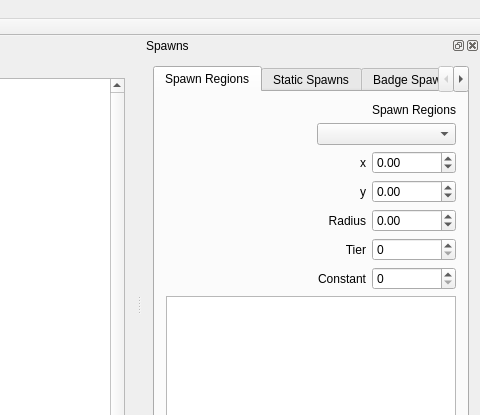
Before: the Qt Designer form WorldSpawnerTool/mainwindow.ui in TheAnswer/Tools, drawn with Qt 5; both pictures show x 460 to 940 and y 0 to 415 of the 940 by 593 pixel window.
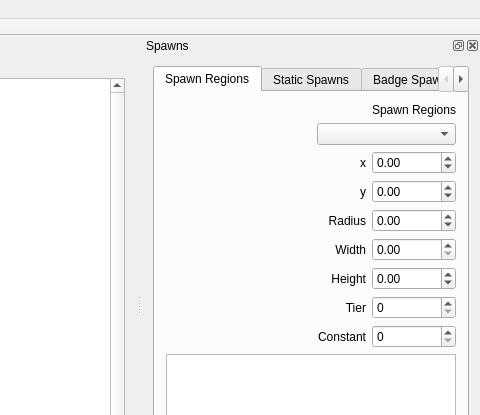
After: the same form once the commit is applied. The open tabs and pages were chosen to show the change. Icons and pictures are not drawn.

```diff
--- a/WorldSpawnerTool/mainwindow.ui
+++ b/WorldSpawnerTool/mainwindow.ui
@@ -124,7 +124,7 @@
    <property name="minimumSize">
     <size>
      <width>338</width>
-     <height>366</height>
+     <height>419</height>
     </size>
    </property>
    <property name="maximumSize">
@@ -150,7 +150,7 @@
         </size>
        </property>
        <property name="currentIndex">
-        <number>1</number>
+        <number>0</number>
        </property>
        <widget class="QWidget" name="tab">
         <attribute name="title">
@@ -161,21 +161,8 @@
           <layout class="QGridLayout" name="gridLayout_3">
            <item row="0" column="1" colspan="2">
             <layout class="QGridLayout" name="gridLayout">
-             <item row="1" column="1" colspan="2">
-              <widget class="QComboBox" name="regions"/>
-             </item>
-             <item row="2" column="0" colspan="2">
-              <widget class="QLabel" name="label">
-               <property name="text">
-                <string>x</string>
-               </property>
-               <property name="alignment">
-                <set>Qt::AlignRight|Qt::AlignTrailing|Qt::AlignVCenter</set>
-               </property>
-              </widget>
-             </item>
-             <item row="2" column="2">
-              <widget class="QDoubleSpinBox" name="regionX">
+             <item row="3" column="2">
+              <widget class="QDoubleSpinBox" name="regionY">
                <property name="minimum">
                 <double>-7680.000000000000000</double>
                </property>
@@ -194,8 +181,8 @@
                </property>
               </widget>
              </item>
-             <item row="3" column="2">
-              <widget class="QDoubleSpinBox" name="regionY">
+             <item row="2" column="2">
+              <widget class="QDoubleSpinBox" name="regionX">
                <property name="minimum">
                 <double>-7680.000000000000000</double>
                </property>
@@ -204,17 +191,20 @@
                </property>
               </widget>
              </item>
-             <item row="4" column="1">
-              <widget class="QLabel" name="label_3">
+             <item row="2" column="0" colspan="2">
+              <widget class="QLabel" name="label">
                <property name="text">
-                <string>Radius</string>
+                <string>x</string>
                </property>
                <property name="alignment">
                 <set>Qt::AlignRight|Qt::AlignTrailing|Qt::AlignVCenter</set>
                </property>
               </widget>
              </item>
-             <item row="4" column="2">
+             <item row="1" column="1" colspan="2">
+              <widget class="QComboBox" name="regions"/>
+             </item>
+             <item row="5" column="2">
               <widget class="QDoubleSpinBox" name="regionRadius">
                <property name="minimum">
                 <double>-1.000000000000000</double>
@@ -224,7 +214,7 @@
                </property>
               </widget>
              </item>
-             <item row="5" column="1">
+             <item row="8" column="1">
               <widget class="QLabel" name="label_4">
                <property name="text">
                 <string>Tier</string>
@@ -234,10 +224,10 @@
                </property>
               </widget>
              </item>
-             <item row="5" column="2">
+             <item row="8" column="2">
               <widget class="QSpinBox" name="tier"/>
              </item>
-             <item row="6" column="1">
+             <item row="9" column="1">
               <widget class="QLabel" name="label_5">
                <property name="text">
                 <string>Constant</string>
@@ -247,7 +237,7 @@
                </property>
               </widget>
              </item>
-             <item row="6" column="2">
+             <item row="9" column="2">
               <widget class="QSpinBox" name="constant"/>
              </item>
              <item row="0" column="2">
@@ -257,6 +247,53 @@
                </property>
               </widget>
              </item>
+             <item row="7" column="1">
+              <widget class="QLabel" name="label_6">
+               <property name="text">
+                <string>Height</string>
+               </property>
+               <property name="alignment">
+                <set>Qt::AlignRight|Qt::AlignTrailing|Qt::AlignVCenter</set>
+               </property>
+              </widget>
+             </item>
+             <item row="5" column="0" colspan="2">
+              <widget class="QLabel" name="label_3">
+               <property name="text">
+                <string>Radius</string>
+               </property>
+               <property name="alignment">
+                <set>Qt::AlignRight|Qt::AlignTrailing|Qt::AlignVCenter</set>
+               </property>
+              </widget>
+             </item>
+             <item row="7" column="2">
+              <widget class="QDoubleSpinBox" name="regionHeight">
+               <property name="minimum">
+                <double>-1.000000000000000</double>
+               </property>
+               <property name="maximum">
+                <double>999999999.990000009536743</double>
+               </property>
+              </widget>
+             </item>
+             <item row="6" column="2">
+              <widget class="QDoubleSpinBox" name="regionWidth">
+               <property name="maximum">
+                <double>999999999.990000009536743</double>
+               </property>
+              </widget>
+             </item>
+             <item row="6" column="1">
+              <widget class="QLabel" name="label_9">
+               <property name="text">
+                <string>Width</string>
+               </property>
+               <property name="alignment">
+                <set>Qt::AlignRight|Qt::AlignTrailing|Qt::AlignVCenter</set>
+               </property>
+              </widget>
+             </item>
             </layout>
            </item>
            <item row="1" column="0" colspan="3">
@@ -283,6 +320,9 @@
              </property>
             </widget>
            </item>
+           <item row="0" column="0">
+            <layout class="QVBoxLayout" name="verticalLayout_3"/>
+           </item>
           </layout>
          </item>
         </layout>
```
